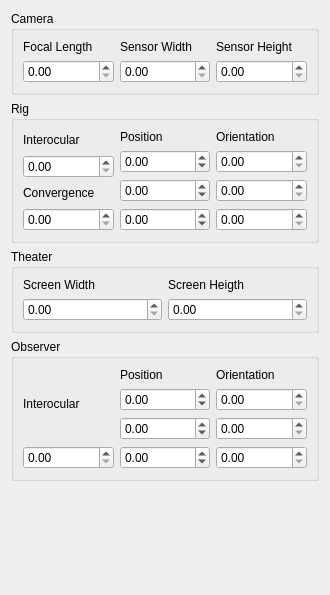
This is src/parameters_form.ui in paulinus/stereoplanner as Qt 5 draws it before an edit. The edited form follows.
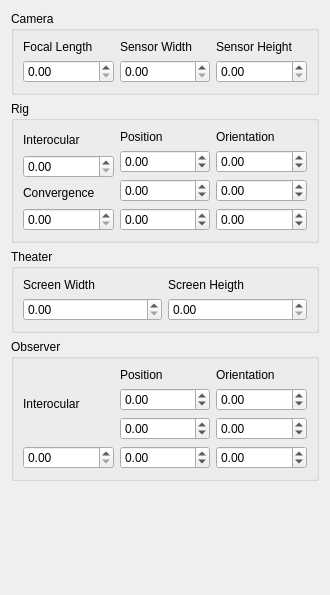
This is the edited form.

Commit message: Switched Z axis.  Camera looks to -z.

Patch:
```diff
--- a/src/parameters_form.ui
+++ b/src/parameters_form.ui
@@ -155,13 +155,43 @@
          </widget>
         </item>
         <item>
-         <widget class="QDoubleSpinBox" name="rigPanSpinBox" />
+         <widget class="QDoubleSpinBox" name="rigPanSpinBox" >
+          <property name="minimum" >
+           <double>-360.000000000000000</double>
+          </property>
+          <property name="maximum" >
+           <double>360.000000000000000</double>
+          </property>
+          <property name="singleStep" >
+           <double>10.000000000000000</double>
+          </property>
+         </widget>
         </item>
         <item>
-         <widget class="QDoubleSpinBox" name="rigTiltSpinBox" />
+         <widget class="QDoubleSpinBox" name="rigTiltSpinBox" >
+          <property name="minimum" >
+           <double>-360.000000000000000</double>
+          </property>
+          <property name="maximum" >
+           <double>360.000000000000000</double>
+          </property>
+          <property name="singleStep" >
+           <double>10.000000000000000</double>
+          </property>
+         </widget>
         </item>
         <item>
-         <widget class="QDoubleSpinBox" name="rigRollSpinBox" />
+         <widget class="QDoubleSpinBox" name="rigRollSpinBox" >
+          <property name="minimum" >
+           <double>-360.000000000000000</double>
+          </property>
+          <property name="maximum" >
+           <double>360.000000000000000</double>
+          </property>
+          <property name="singleStep" >
+           <double>10.000000000000000</double>
+          </property>
+         </widget>
         </item>
        </layout>
       </item>
@@ -271,13 +301,43 @@
          </widget>
         </item>
         <item>
-         <widget class="QDoubleSpinBox" name="observerPanSpinBox" />
+         <widget class="QDoubleSpinBox" name="observerPanSpinBox" >
+          <property name="minimum" >
+           <double>-360.000000000000000</double>
+          </property>
+          <property name="maximum" >
+           <double>360.000000000000000</double>
+          </property>
+          <property name="singleStep" >
+           <double>10.000000000000000</double>
+          </property>
+         </widget>
         </item>
         <item>
-         <widget class="QDoubleSpinBox" name="observerTiltSpinBox" />
+         <widget class="QDoubleSpinBox" name="observerTiltSpinBox" >
+          <property name="minimum" >
+           <double>-360.000000000000000</double>
+          </property>
+          <property name="maximum" >
+           <double>360.000000000000000</double>
+          </property>
+          <property name="singleStep" >
+           <double>10.000000000000000</double>
+          </property>
+         </widget>
         </item>
         <item>
-         <widget class="QDoubleSpinBox" name="observerRollSpinBox" />
+         <widget class="QDoubleSpinBox" name="observerRollSpinBox" >
+          <property name="minimum" >
+           <double>-360.000000000000000</double>
+          </property>
+          <property name="maximum" >
+           <double>360.000000000000000</double>
+          </property>
+          <property name="singleStep" >
+           <double>10.000000000000000</double>
+          </property>
+         </widget>
         </item>
        </layout>
       </item>
```
The commit also changes 2 other files.
